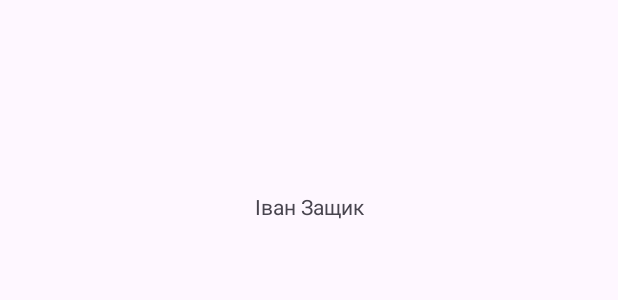
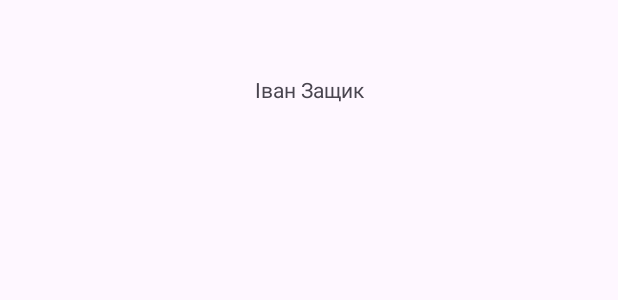
Before and after one commit to quietix/Mobile_Labs, an Android app: the layout activity_main.xml on its own in the app's theme, with its tools: preview values and no code run, on a phone screen of 412 x 824 dp. Shown: the top 300 px of the screen. Run offline under Robolectric (Android 15) with nearby library versions, the light colour scheme and no system bars.

Commit message:
in progress

```diff
--- a/app/src/main/res/layout/activity_main.xml
+++ b/app/src/main/res/layout/activity_main.xml
@@ -8,11 +8,17 @@
 
     <TextView
         android:layout_width="match_parent"
-        android:layout_height="50dp"
+        android:layout_height="match_parent"
         android:gravity="center_horizontal"
         android:text="@string/name"
         app:layout_constraintBottom_toBottomOf="parent"
         app:layout_constraintTop_toTopOf="parent"
-        app:layout_constraintVertical_bias="0.165" />
+        app:layout_constraintVertical_bias="0.165"
+        android:paddingTop="50dp" />
+
+    <RelativeLayout
+        android:layout_width="match_parent"
+        android:layout_height="match_parent"
+        />
 
 </androidx.constraintlayout.widget.ConstraintLayout>
```
Also changed, not shown: app/src/main/res/layout/layout_1.xml (added, +23 -0 lines).
